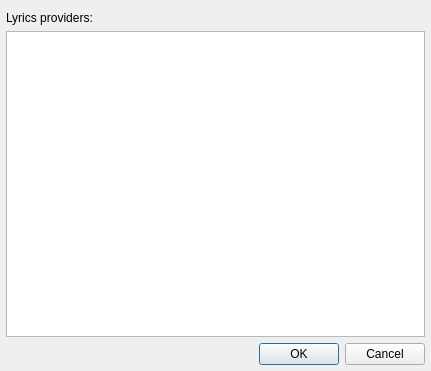
prinsbert/qmmp-dev, file src/plugins/General/lyrics/lyricssettingsdialog.ui: the form before one commit.
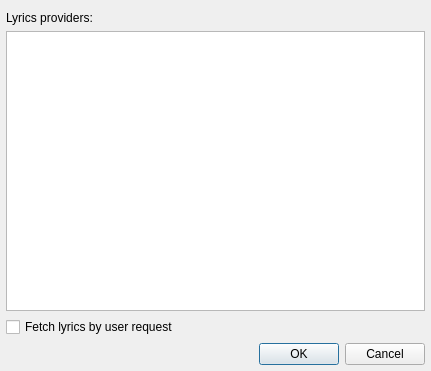
The form after the commit.

Commit message: feature to fetch lyrics by user request (#1228)

Patch:
```diff
--- a/src/plugins/General/lyrics/lyricssettingsdialog.ui
+++ b/src/plugins/General/lyrics/lyricssettingsdialog.ui
@@ -33,6 +33,13 @@
    <item>
     <widget class="QListWidget" name="providersListWidget"/>
    </item>
+   <item>
+    <widget class="QCheckBox" name="fetchByRequestCheckBox">
+     <property name="text">
+      <string>Fetch lyrics by user request</string>
+     </property>
+    </widget>
+   </item>
    <item>
     <widget class="QDialogButtonBox" name="buttonBox">
      <property name="orientation">
```
The commit also changes 4 other files.
